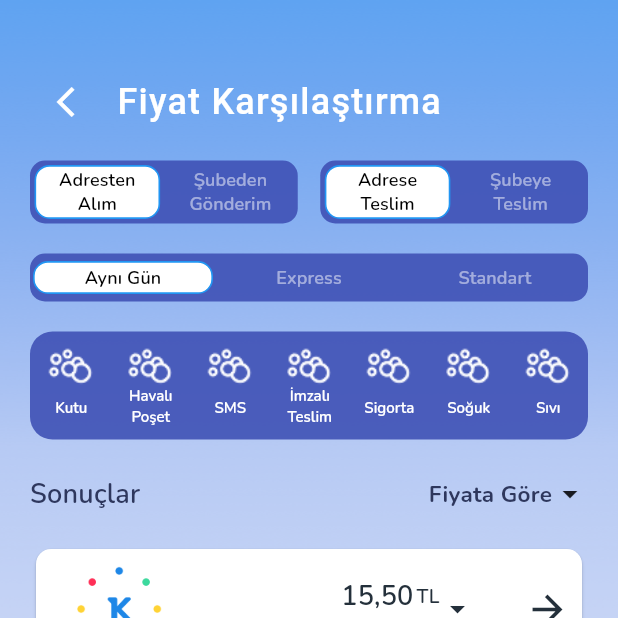
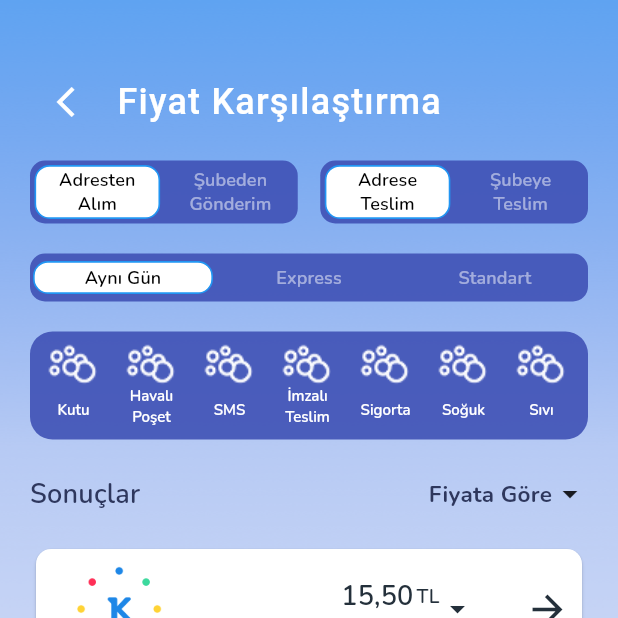
Before and after one commit to aykutyil/flutterExample, a Flutter app: the screen it shows after launch, on a phone screen of 412 x 824 dp, the top half of it. Run offline on Flutter 3.47's test engine with Material 2 defaults, Android fonts, the phone set to English and light mode, and no system bars; our stand-ins replace google_fonts.

Commit message:
update height

```diff
--- a/lib/widget/top/bottom_row/bottom_row_item_widget.dart
+++ b/lib/widget/top/bottom_row/bottom_row_item_widget.dart
@@ -12,9 +12,8 @@ class BottomRowItemWidget extends StatelessWidget {
   Widget build(BuildContext context) {
     return Container(
       height: 60,
-      width: 43,
+      width: 52,
       alignment: Alignment.center,
-      margin: EdgeInsets.all(5.0),
       decoration: rowData.clicked
           ? BoxDecoration(
               color: Colors.white,
--- a/lib/widget/top/bottom_row/bottom_row_item_widget2.dart
+++ b/lib/widget/top/bottom_row/bottom_row_item_widget2.dart
@@ -12,9 +12,8 @@ class BottomRowItemWidget2 extends StatelessWidget{
   Widget build(BuildContext context) {
     return Container(
       height: 60,
-      width: 43,
+      width: 52,
       alignment: Alignment.center,
-      margin: EdgeInsets.all(5.0),
       decoration: rowData.clicked
           ? BoxDecoration(
         color: Colors.white,
--- a/lib/widget/top/bottom_row/bottom_row_widget.dart
+++ b/lib/widget/top/bottom_row/bottom_row_widget.dart
@@ -27,7 +27,7 @@ class _BottomRowWidget extends State {
   Widget buildBottomRow() {
     return Container(
       height: 72,
-      padding: EdgeInsets.all(1.0),
+      padding: EdgeInsets.all(3.0),
       decoration: BoxDecoration(
           color: Colors.indigo.withOpacity(0.9),
           borderRadius: BorderRadius.all(Radius.circular(15.0))),
```
